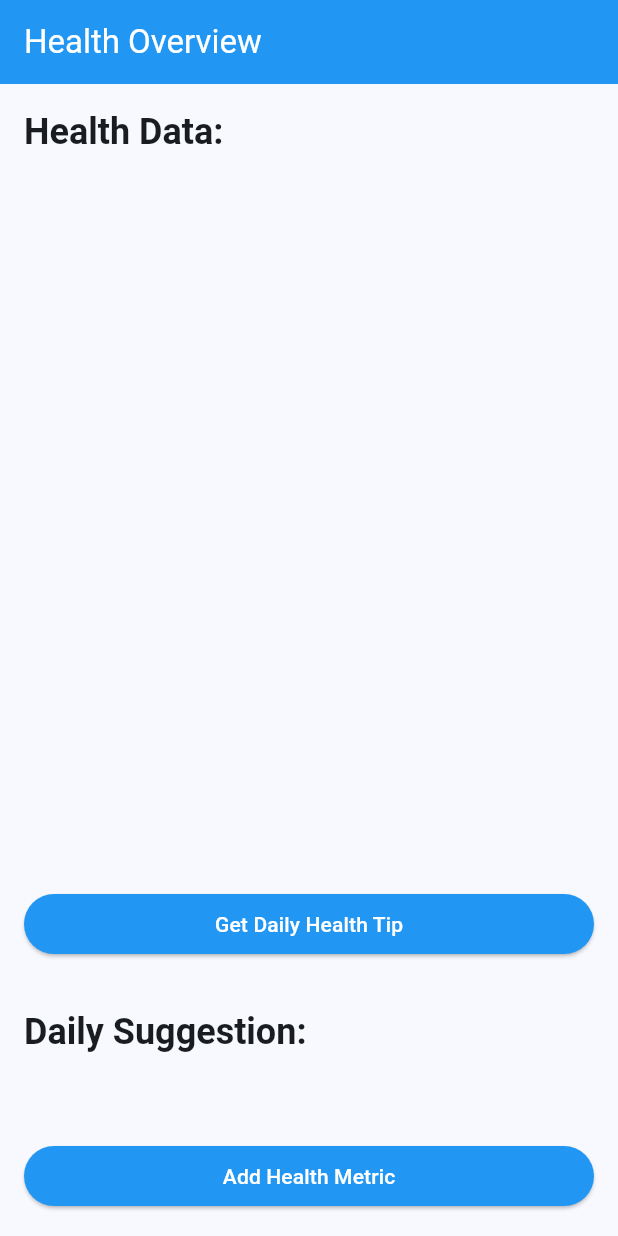
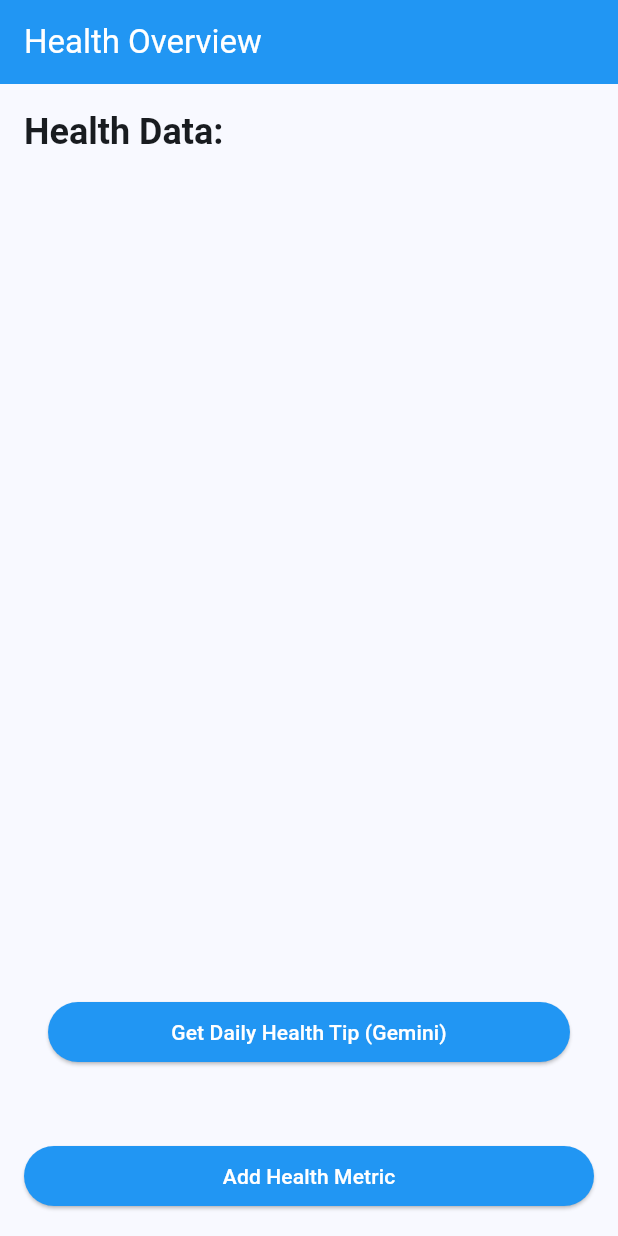
Before and after one commit to Subha8371/HealthTracker, a Flutter app: the screen it shows after launch, on a phone screen of 412 x 824 dp. Run offline on Flutter 3.47's test engine with Material 3 defaults, Android fonts, the phone set to English and light mode, and no system bars; our stand-ins replace get, sqflite; accounts and stored records are empty.

Commit message:
2nd_commit

```diff
--- a/lib/main.dart
+++ b/lib/main.dart
@@ -9,6 +9,7 @@ import 'package:myapp/models/health_metric.dart';
 import 'package:get/get.dart';
 import 'package:myapp/controllers/health_controller.dart';
 import 'dart:math';
+import 'package:myapp/services/gemini_api_service.dart';
 
 void main() {
   runApp(MyApp());
@@ -54,6 +55,8 @@ class HomeScreen extends StatelessWidget {
 
   final HealthController healthController = Get.put(HealthController());
   final RxString dailySuggestion = ''.obs;
+  final GeminiApiService geminiApiService = GeminiApiService();
+  final RxBool isLoading = false.obs;
 
   String getDailyRoutineSuggestion(List<HealthMetric> metrics) {
     if (metrics.isEmpty) {
@@ -168,30 +171,26 @@ class HomeScreen extends StatelessWidget {
           ),
           Padding(
             padding: const EdgeInsets.all(16.0),
-            child: ElevatedButton(
-              onPressed: () {
-                dailySuggestion.value = getDailyRoutineSuggestion(healthController.metrics);
-              },
-              child: const Center(
-                child: Text('Get Daily Health Tip'),
+            child: Padding(
+              padding: const EdgeInsets.all(16.0),
+              child: ElevatedButton(
+                onPressed: () async {
+                  isLoading.value = true;
+                  final tip = await geminiApiService.getHealthTipFromMetrics(healthController.metrics);
+                  dailySuggestion.value = tip ?? 'No tip found.';
+                  isLoading.value = false;
+                },
+                child: Obx(() => isLoading.value
+                    ? const SizedBox(
+                        width: 20,
+                        height: 20,
+                        child: CircularProgressIndicator(strokeWidth: 2),
+                      )
+                    : const Center(
+                        child: Text('Get Daily Health Tip (Gemini)'),
+                      )),
               ),
             ),
-          ),
-          Padding(
-            padding: const EdgeInsets.all(16.0),
-            child: Text(
-              'Daily Suggestion:',
-              style: textTheme.headlineSmall?.copyWith(
-                fontWeight: FontWeight.bold,
-              ),
-            ),
-          ),
-          Padding(
-            padding: const EdgeInsets.symmetric(horizontal: 16.0),
-            child: Obx(() => Text(
-                  dailySuggestion.value,
-                  style: textTheme.bodyLarge,
-                )),
           ),
           Padding(
             padding: const EdgeInsets.all(16.0),
--- /dev/null
+++ b/lib/services/gemini_api_key.dart
@@ -0,0 +1,2 @@
+// Add your Gemini/Google AI API key here
+const String geminiApiKey = 'AIzaSyDC18AIHTKJFIO3qO8XyNuZjg6xfjCdMSc';
```
Also changed, not shown: lib/services/gemini_api_service.dart (added, +48 -0 lines), pubspec.yaml (+4 -3 lines), 2 other files.
